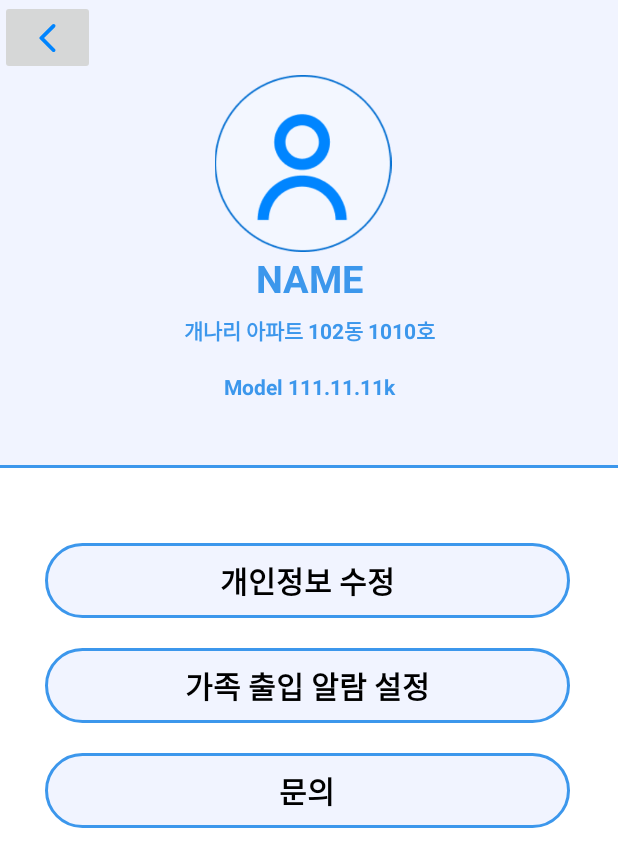
After one commit to KJH1212/Scon_Pass, an Android app: the layout setting.xml on its own in the app's theme, with its tools: preview values and no code run, on a phone screen of 412 x 824 dp. The commit adds this screen. Shown: the top 867 px of the screen. Run offline under Robolectric (Android 15) with nearby library versions, the phone set to English and light mode, and no system bars.

Commit message:
내꺼 다만둠

```diff
--- /dev/null
+++ b/app/src/main/java/com/example/sconpass/setting.java
@@ -0,0 +1,4 @@
+package com.example.sconpass;
+
+public class setting {
+}
--- /dev/null
+++ b/app/src/main/res/drawable/ic_round_arrow_back_ios_24.xml
@@ -0,0 +1,5 @@
+<vector android:autoMirrored="true" android:height="24dp"
+    android:tint="#0084FE" android:viewportHeight="24"
+    android:viewportWidth="24" android:width="24dp" xmlns:android="http://schemas.android.com/apk/res/android">
+    <path android:fillColor="@android:color/white" android:pathData="M16.62,2.99c-0.49,-0.49 -1.28,-0.49 -1.77,0L6.54,11.3c-0.39,0.39 -0.39,1.02 0,1.41l8.31,8.31c0.49,0.49 1.28,0.49 1.77,0s0.49,-1.28 0,-1.77L9.38,12l7.25,-7.25c0.48,-0.48 0.48,-1.28 -0.01,-1.76z"/>
+</vector>
--- /dev/null
+++ b/app/src/main/res/drawable/setting_border.xml
@@ -0,0 +1,19 @@
+<?xml version="1.0" encoding="utf-8"?>
+
+<layer-list xmlns:android="http://schemas.android.com/apk/res/android">
+
+    <item>
+        <shape android:shape="rectangle">
+            <solid android:color="#3C97EC" />
+        </shape>
+    </item>
+
+    <item
+        android:bottom="2dp">
+        <shape android:shape="rectangle">
+            <solid android:color="#F1F4FF" />
+
+        </shape>
+    </item>
+
+</layer-list>
--- /dev/null
+++ b/app/src/main/res/drawable/setting_round_border.xml
@@ -0,0 +1,10 @@
+<shape xmlns:android="http://schemas.android.com/apk/res/android"
+    android:id="@+id/shape_my">
+    <stroke android:width="2dip" android:color="#3C97EC" />
+    <padding android:left="20dp"
+        android:top="10dp"
+        android:right="20dp"
+        android:bottom="10dp" />
+    <corners android:radius="50dp" />
+    <solid android:color="#F1F4FF" />
+</shape>
--- /dev/null
+++ b/app/src/main/res/layout/loading.xml
@@ -0,0 +1,19 @@
+<?xml version="1.0" encoding="utf-8"?>
+<LinearLayout
+    xmlns:android="http://schemas.android.com/apk/res/android"
+    xmlns:app="http://schemas.android.com/apk/res-auto"
+    xmlns:tools="http://schemas.android.com/tools"
+    android:layout_width="match_parent"
+    android:layout_height="match_parent"
+    android:orientation="vertical"
+    android:background="#000000"
+    tools:context=".MainActivity">
+
+    <ImageView
+        android:id="@+id/imageView"
+        android:layout_width="352dp"
+        android:layout_height="211dp"
+        android:translationX="70dp"
+        android:translationY="200dp"
+        app:srcCompat="@drawable/logo" />
+</LinearLayout>
--- /dev/null
+++ b/app/src/main/res/layout/setting.xml
@@ -0,0 +1,113 @@
+<?xml version="1.0" encoding="utf-8"?>
+<LinearLayout xmlns:android="http://schemas.android.com/apk/res/android"
+    xmlns:app="http://schemas.android.com/apk/res-auto"
+    android:layout_width="match_parent"
+    android:orientation="vertical"
+    android:layout_height="match_parent">
+
+    <LinearLayout
+        android:layout_width="match_parent"
+        android:layout_height="312dp"
+        android:background="@drawable/setting_border"
+        android:orientation="vertical">
+
+        <LinearLayout
+            android:layout_width="63dp"
+            android:layout_height="wrap_content"
+            android:orientation="horizontal">
+
+            <ImageButton
+                android:id="@+id/imageButton5"
+                android:layout_width="50dp"
+                android:layout_height="50dp"
+                android:layout_weight="1"
+                app:srcCompat="@drawable/ic_round_arrow_back_ios_24" />
+        </LinearLayout>
+
+        <ImageView
+            android:id="@+id/user_image"
+            android:layout_width="wrap_content"
+            android:layout_height="118dp"
+            android:translationX="100dp"
+            app:srcCompat="@drawable/setting_person" />
+
+        <LinearLayout
+            android:layout_width="match_parent"
+            android:layout_height="119dp"
+            android:orientation="vertical">
+
+            <TextView
+                android:id="@+id/textView3"
+                android:layout_width="match_parent"
+                android:layout_height="wrap_content"
+                android:gravity="center"
+                android:text="NAME"
+                android:textColor="#3C97EC"
+                android:textSize="25dp"
+                android:textStyle="bold" />
+
+            <TextView
+                android:id="@+id/textView2"
+                android:layout_width="match_parent"
+                android:layout_height="35dp"
+                android:gravity="center"
+                android:text="개나리 아파트 102동 1010호"
+                android:textColor="#3C97EC"
+                android:textStyle="bold" />
+
+            <TextView
+                android:id="@+id/textView"
+                android:layout_width="match_parent"
+                android:layout_height="40dp"
+                android:gravity="center"
+                android:text="Model 111.11.11k"
+                android:textColor="#3C97EC"
+                android:textStyle="bold" />
+        </LinearLayout>
+
+    </LinearLayout>
+
+    <TextView
+        android:id="@+id/set1"
+        android:layout_width="350dp"
+        android:layout_height="wrap_content"
+        android:background="@drawable/setting_round_border"
+        android:gravity="center"
+        android:text="개인정보 수정"
+        android:textSize="20dp"
+        android:textColor="@color/black"
+        android:textStyle="bold"
+        android:translationY="50dp"
+        android:translationX="30dp"/>
+    <TextView
+        android:id="@+id/set2"
+        android:layout_width="350dp"
+        android:layout_height="wrap_content"
+        android:text="가족 출입 알람 설정"
+        android:textSize="20dp"
+        android:background="@drawable/setting_round_border"
+        android:gravity="center"
+        android:textColor="@color/black"
+        android:textStyle="bold"
+        android:translationY="70dp"
+        android:translationX="30dp"/>
+
+    <TextView
+        android:id="@+id/set3"
+        android:layout_width="350dp"
+        android:layout_height="wrap_content"
+        android:text="문의"
+        android:textSize="20dp"
+        android:background="@drawable/setting_round_border"
+        android:gravity="center"
+        android:textColor="@color/black"
+        android:textStyle="bold"
+        android:translationY="90dp"
+        android:translationX="30dp"/>
+
+    <!--    <ListView-->
+    <!--        android:layout_width="match_parent"-->
+    <!--        android:layout_height="match_parent"-->
+    <!--        android:background="@drawable/setting_round_border"-->
+    />
+</LinearLayout>
--- a/app/src/main/res/values/themes.xml
+++ b/app/src/main/res/values/themes.xml
@@ -1,4 +1,4 @@
-<resources xmlns:tools="http://schemas.android.com/tools">
+    <resources xmlns:tools="http://schemas.android.com/tools">
     <!-- Base application theme. -->
     <style name="Theme.Sconpass" parent="Theme.MaterialComponents.DayNight.DarkActionBar">
         <!-- Primary brand color. -->
```
Also changed, not shown: app/src/main/res/drawable/logo.png (added), app/src/main/res/drawable/setting_person.png (added).
